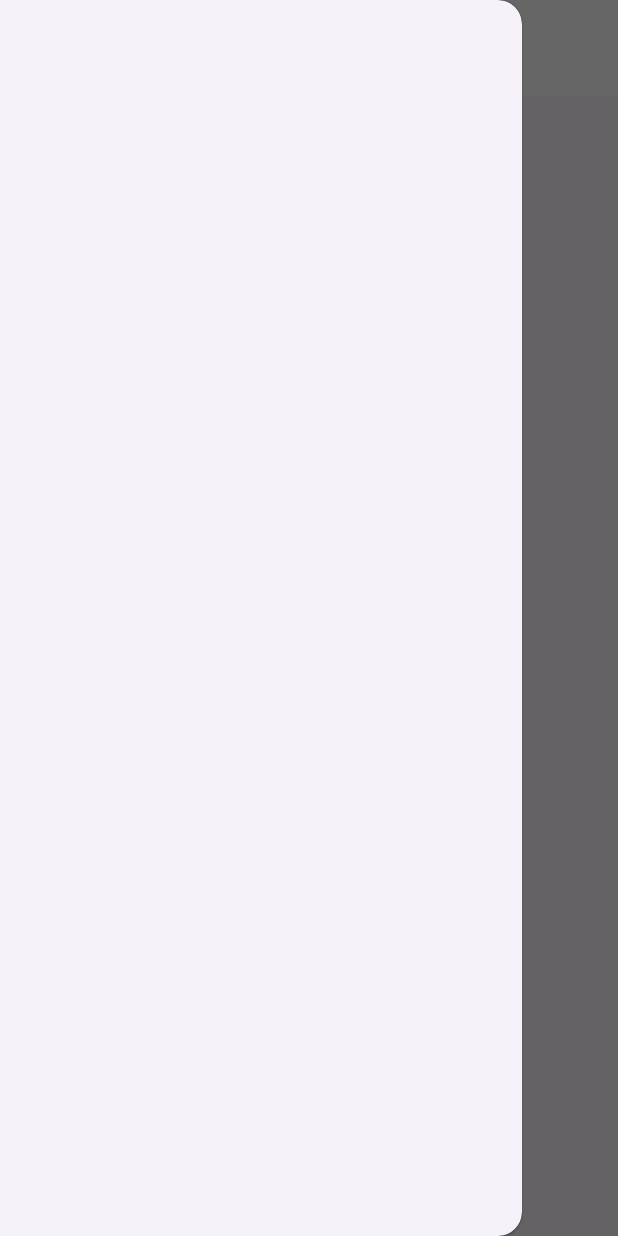
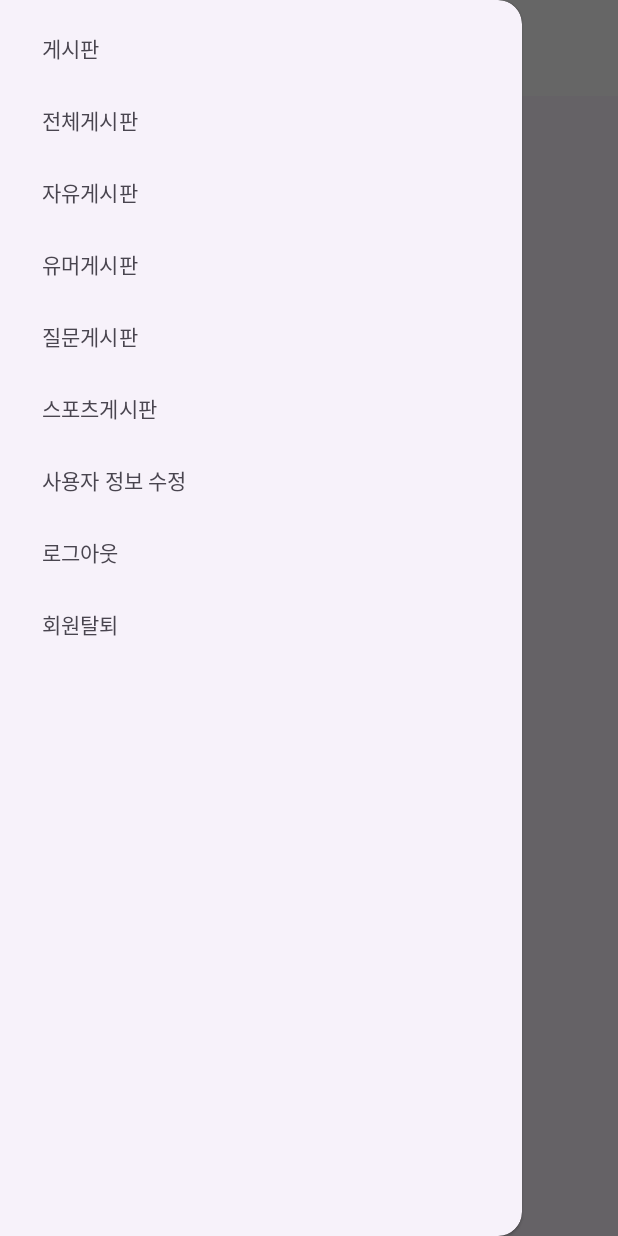
Before and after one commit to Jbrochan/project-board, an Android app: the fragment BoardMainFragment placed in its activity, with the side drawer open, on a phone screen of 412 x 824 dp. Run offline under Robolectric (Android 15) with nearby library versions, the phone set to English and light mode, and no system bars.

Commit message:
feat: 게시판 메인 화면 NavigationView menu 추가

```diff
--- a/BoardApp/app/src/main/res/layout/fragment_board_main.xml
+++ b/BoardApp/app/src/main/res/layout/fragment_board_main.xml
@@ -36,5 +36,6 @@
         android:id="@+id/navigationViewBoardMain"
         android:layout_width="wrap_content"
         android:layout_height="match_parent"
-        android:layout_gravity="left|start" />
+        android:layout_gravity="left|start"
+        app:menu="@menu/menu_navigation_drawer_board_main" />
 </androidx.drawerlayout.widget.DrawerLayout>
--- /dev/null
+++ b/BoardApp/app/src/main/res/menu/menu_navigation_drawer_board_main.xml
@@ -0,0 +1,45 @@
+<?xml version="1.0" encoding="utf-8"?>
+<menu xmlns:app="http://schemas.android.com/apk/res-auto"
+    xmlns:android="http://schemas.android.com/apk/res/android">
+
+    <item
+        android:id="@+id/main_item"
+        android:title="@string/board_main_fragment_main_item"
+        app:showAsAction="always">
+        <menu>
+
+            <item
+                android:id="@+id/all_item"
+                android:checkable="true"
+                android:title="@string/board_main_fragment_all_item" />
+            <item
+                android:id="@+id/free_item"
+                android:checkable="true"
+                android:title="@string/board_main_fragment_free_item" />
+            <item
+                android:id="@+id/humor_item"
+                android:checkable="true"
+                android:title="@string/board_main_fragment_humor_item" />
+            <item
+                android:id="@+id/question_item"
+                android:checkable="true"
+                android:title="@string/board_main_fragment_question_item" />
+            <item
+                android:id="@+id/sports_item"
+                android:checkable="true"
+                android:title="@string/board_main_fragment_sports_item" />
+            <item
+                android:id="@+id/fix_item"
+                android:checkable="true"
+                android:title="@string/board_main_fragment_fix_item" />
+            <item
+                android:id="@+id/logout_item"
+                android:checkable="true"
+                android:title="@string/board_main_fragment_logout_item" />
+            <item
+                android:id="@+id/signout_item"
+                android:checkable="true"
+                android:title="@string/board_main_fragment_signout_item" />
+        </menu>
+    </item>
+</menu>
--- a/BoardApp/app/src/main/res/values/strings.xml
+++ b/BoardApp/app/src/main/res/values/strings.xml
@@ -15,4 +15,14 @@
 
     <string name="add_user_info_fragment_nickname">닉네임</string>
     <string name="add_user_info_fragment_done">완료</string>
+
+    <string name="board_main_fragment_main_item">게시판</string>
+    <string name="board_main_fragment_all_item">전체게시판</string>
+    <string name="board_main_fragment_free_item">자유게시판</string>
+    <string name="board_main_fragment_humor_item">유머게시판</string>
+    <string name="board_main_fragment_question_item">질문게시판</string>
+    <string name="board_main_fragment_sports_item">스포츠게시판</string>
+    <string name="board_main_fragment_fix_item">사용자 정보 수정</string>
+    <string name="board_main_fragment_logout_item">로그아웃</string>
+    <string name="board_main_fragment_signout_item">회원탈퇴</string>
 </resources>
```
